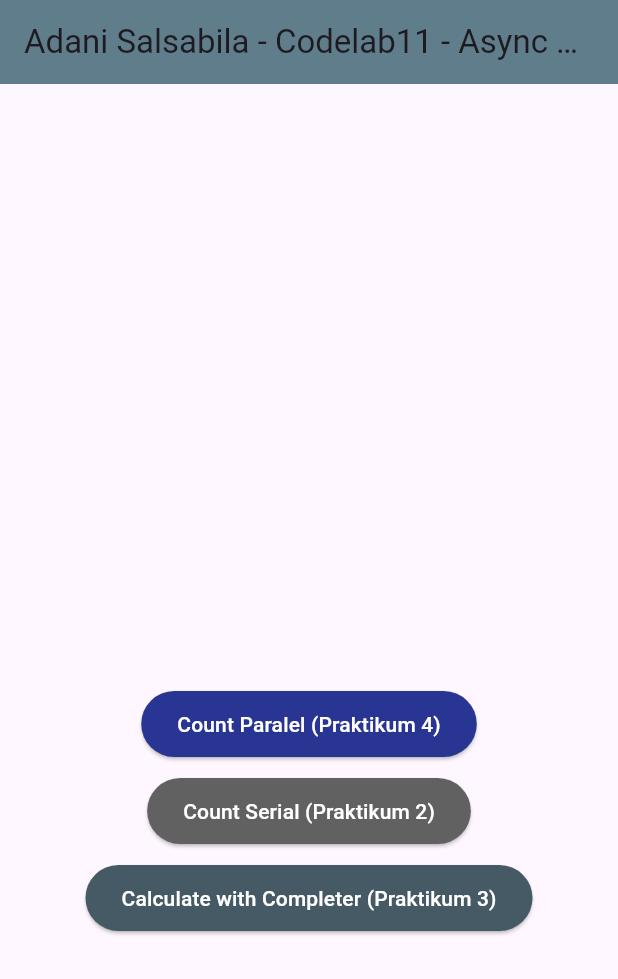
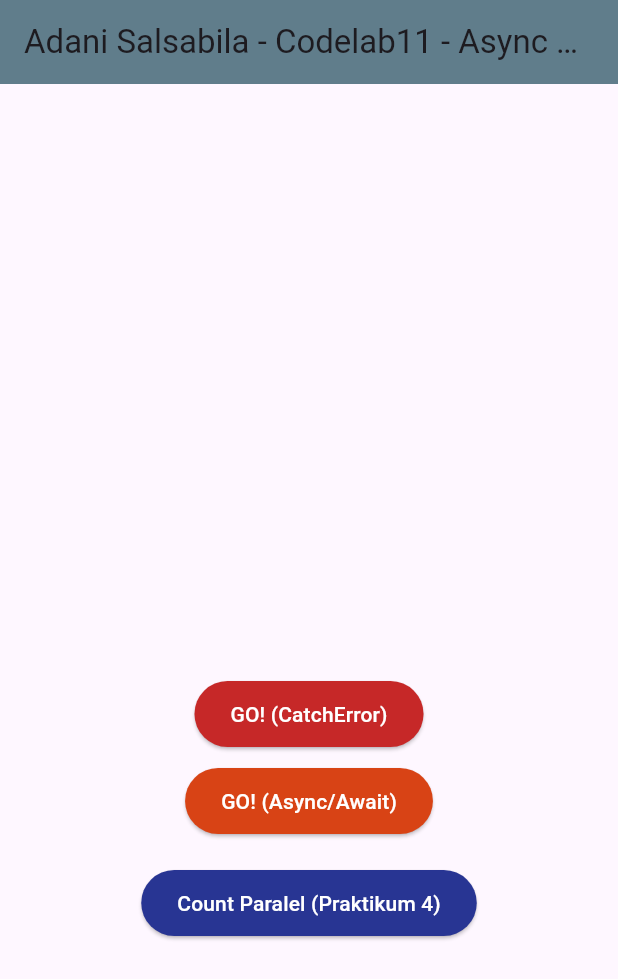
Before and after one commit to adanisalsabila/PemrogramanMobile_AdaniSalsabila_TI3F, a Flutter app: the screen it shows after launch, on a phone screen of 412 x 824 dp. Shown: the top 979 px of the screen. Run offline on Flutter 3.47's test engine with Material 3 defaults, Android fonts, the phone set to English and light mode, and no system bars; our stand-ins replace auto_size_text, camera.

Commit message:
Codelab11_Praktikum5

```diff
--- a/Codelab11/books/lib/main.dart
+++ b/Codelab11/books/lib/main.dart
@@ -64,7 +64,7 @@ class _FuturePageState extends State<FuturePage> {
   }
 
   // =======================================================
-  // Praktikum 3: Menggunakan Completer (Kode dipertahankan, tapi tidak digunakan di Praktikum 4)
+  // Praktikum 3: Menggunakan Completer (Kode dipertahankan)
   late Completer completer;
 
   Future getNumber() {
@@ -79,34 +79,43 @@ class _FuturePageState extends State<FuturePage> {
   }
   // =======================================================
 
-  // Praktikum 4, Langkah 1: Memanggil Future secara PARALEL menggunakan Future.wait
-  // Catatan: Future.wait adalah cara standar di Dart untuk operasi paralel,
-  // menggantikan FutureGroup untuk kasus sederhana ini.
+  // Praktikum 4: Memanggil Future secara PARALEL
   Future<int> countParalel() async {
-    // Jalankan ketiga Future (masing-masing 3 detik) secara bersamaan/paralel.
-    // Future.wait akan menunggu hingga SEMUA Future dalam List selesai.
-    // Total waktu tunggu: max(3s, 3s, 3s) = 3 detik.
     final results = await Future.wait<int>([
       returnOneAsync(),
       returnTwoAsync(),
       returnThreeAsync(),
     ]);
-
-    // Jumlahkan hasil yang dikembalikan dalam bentuk List<int>
     int total = results.reduce((sum, element) => sum + element);
-
-    return total; // Hasilnya (1 + 2 + 3) = 6
+    return total;
   }
 
-  // Praktikum 4, Langkah 4: Menggunakan Future.wait secara langsung (hanya untuk perbandingan)
-  // Logic yang sama dengan countParalel(), hanya penamaan variabel yang berbeda.
-  /*
-  final futures = Future.wait<int>([
-    returnOneAsync(),
-    returnTwoAsync(),
-    returnThreeAsync(),
-  ]);
-  */
+  // =======================================================
+  // Praktikum 5: Menangani Respon Error pada Async Code
+
+  // Langkah 1: Method yang akan melempar error
+  Future<String> getError() async {
+    await Future.delayed(const Duration(seconds: 2));
+    throw Exception('Simulasi Kegagalan Data (Praktikum 5)');
+  }
+
+  // Langkah 4: Method untuk menangani error menggunakan pola async/await
+  Future<void> handleErrorAsync() async {
+    try {
+      // Panggil Future yang berpotensi gagal
+      await getError();
+    } catch (e) {
+      // Tangkap error dan perbarui UI
+      setState(() {
+        result = 'Error Ditangani (Async/Await): ${e.toString()}';
+        isDataLoading = false;
+      });
+      // Menampilkan di console untuk konfirmasi bahwa error tertangani
+      print('Complete: Error tertangani dengan async/await');
+    }
+  }
+
+  // =======================================================
 
 
   @override
@@ -135,22 +144,76 @@ class _FuturePageState extends State<FuturePage> {
               ),
             ),
 
-            // Praktikum 4, Langkah 2: Tombol untuk countParalel()
+            // Praktikum 5, Langkah 2: Menangani error menggunakan .catchError()
             ElevatedButton(
               style: ElevatedButton.styleFrom(
                 padding: const EdgeInsets.symmetric(horizontal: 24, vertical: 12),
-                backgroundColor: Colors.indigo[800], // Warna baru untuk paralel
+                backgroundColor: Colors.red[800], // Warna untuk error handling
                 foregroundColor: Colors.white,
               ),
-              onPressed: () async { // Tambahkan async di sini!
+              onPressed: () {
                 setState(() {
                   isDataLoading = true;
-                  // Sesuaikan pesan loading dengan waktu PARALEL (hanya 3 detik)
+                  result = 'Loading... Menunggu 2 detik untuk hasil error.';
+                });
+
+                // Panggil Future yang berpotensi gagal, dan gunakan .catchError()
+                getError().then((value) {
+                  // Blok ini hanya dieksekusi jika sukses (tidak akan dieksekusi)
+                  setState(() {
+                    result = 'Sukses: $value';
+                    isDataLoading = false;
+                  });
+                }).catchError((e) {
+                  // Blok ini dieksekusi karena ada error
+                  setState(() {
+                    result = 'Error Ditangani (.catchError): ${e.toString()}';
+                    isDataLoading = false;
+                  });
+                  // Menampilkan di console
+                  print('Complete: Error tertangani dengan .catchError()');
+                });
+
+              },
+              child: const Text('GO! (CatchError)'),
+            ),
+
+            const SizedBox(height: 10),
+
+            // Praktikum 5, Soal 10: Menangani error menggunakan handleErrorAsync (async/await)
+            ElevatedButton(
+              style: ElevatedButton.styleFrom(
+                padding: const EdgeInsets.symmetric(horizontal: 24, vertical: 12),
+                backgroundColor: Colors.deepOrange[800], // Warna untuk async/await error handling
+                foregroundColor: Colors.white,
+              ),
+              onPressed: () async {
+                 setState(() {
+                   isDataLoading = true;
+                   result = 'Loading... Menunggu 2 detik untuk hasil error.';
+                 });
+                 // Panggil method yang sudah menangani error menggunakan try-catch
+                 await handleErrorAsync();
+              },
+              child: const Text('GO! (Async/Await)'),
+            ),
+
+            const SizedBox(height: 20),
+
+            // Tombol Praktikum 4 (Paralel: 3 detik)
+            ElevatedButton(
+              style: ElevatedButton.styleFrom(
+                padding: const EdgeInsets.symmetric(horizontal: 24, vertical: 12),
+                backgroundColor: Colors.indigo[800],
+                foregroundColor: Colors.white,
+              ),
+              onPressed: () async {
+                setState(() {
+                  isDataLoading = true;
                   result = 'Counting PARALEL... Please wait 3 seconds.';
                 });
 
                 try {
-                  // Panggil method paralel (Langkah 2)
                   int total = await countParalel();
 
                   setState(() {
@@ -163,71 +226,8 @@ class _FuturePageState extends State<FuturePage> {
                     isDataLoading = false;
                   });
                 }
-
               },
               child: const Text('Count Paralel (Praktikum 4)'),
-            ),
-
-            const SizedBox(height: 10),
-
-            // Tombol Praktikum 2 (Serial: 9 detik)
-            ElevatedButton(
-              style: ElevatedButton.styleFrom(
-                padding: const EdgeInsets.symmetric(horizontal: 24, vertical: 12),
-                backgroundColor: Colors.grey[700], // Warna gelap untuk Serial
-                foregroundColor: Colors.white,
-              ),
-              onPressed: () async {
-                 setState(() {
-                   isDataLoading = true;
-                   result = 'Counting SERIAL... Please wait 9 seconds.';
-                 });
-
-                 try {
-                   int total = await count();
-                   setState(() {
-                     result = 'Total Serial: $total (9 seconds)';
-                     isDataLoading = false;
-                   });
-                 } catch (e) {
-                   setState(() {
-                     result = 'Error: $e';
-                     isDataLoading = false;
-                   });
-                 }
-              },
-              child: const Text('Count Serial (Praktikum 2)'),
-            ),
-
-            const SizedBox(height: 10),
-
-            // Tombol Praktikum 3 (Completer: 3 detik)
-            ElevatedButton(
-              style: ElevatedButton.styleFrom(
-                padding: const EdgeInsets.symmetric(horizontal: 24, vertical: 12),
-                backgroundColor: Colors.blueGrey[700],
-                foregroundColor: Colors.white,
-              ),
-              onPressed: () {
-                setState(() {
-                  isDataLoading = true;
-                  result = 'Calculating with Completer... Waiting 3 seconds for result.';
-                });
-
-                getNumber().then((value) {
-                  setState(() {
-                    result = 'Total Completer: $value';
-                    isDataLoading = false;
-                  });
-                }).catchError((e) {
-                  setState(() {
-                    result = 'Error from Completer: ${e.toString()}';
-                    isDataLoading = false;
-                  });
-                });
-
-              },
-              child: const Text('Calculate with Completer (Praktikum 3)'),
             ),
 
             const Spacer(),
```
Also changed, not shown: Codelab11/books/img/praktikum5a.png (added), Codelab11/books/img/praktikum5b.png (added).
